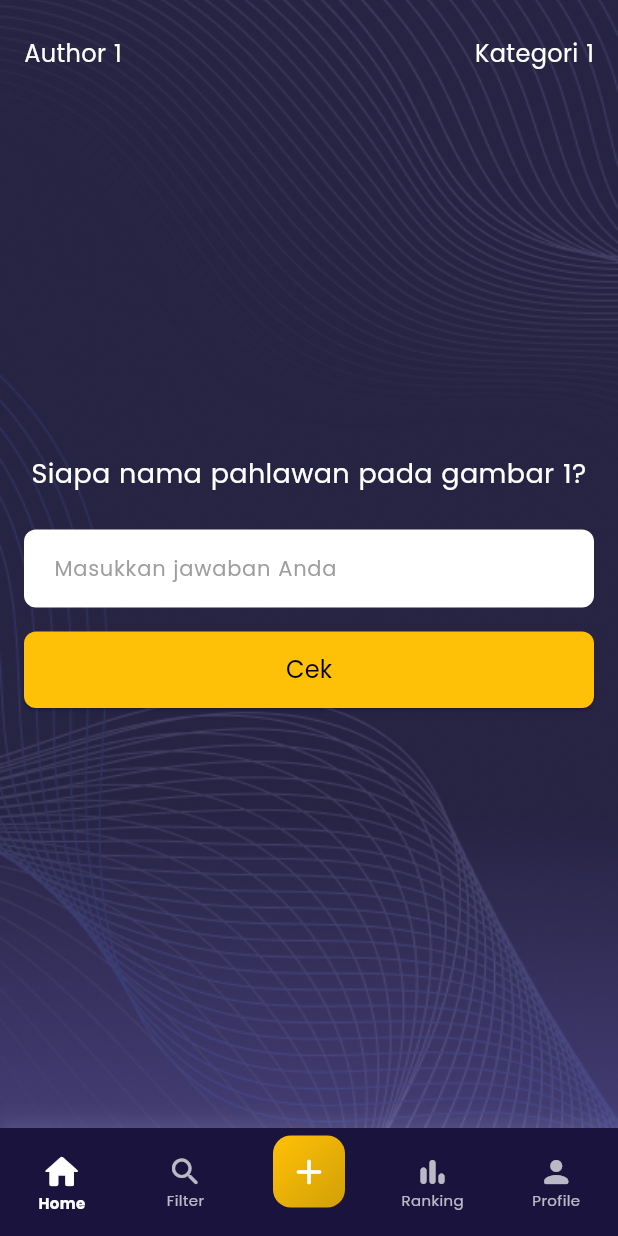
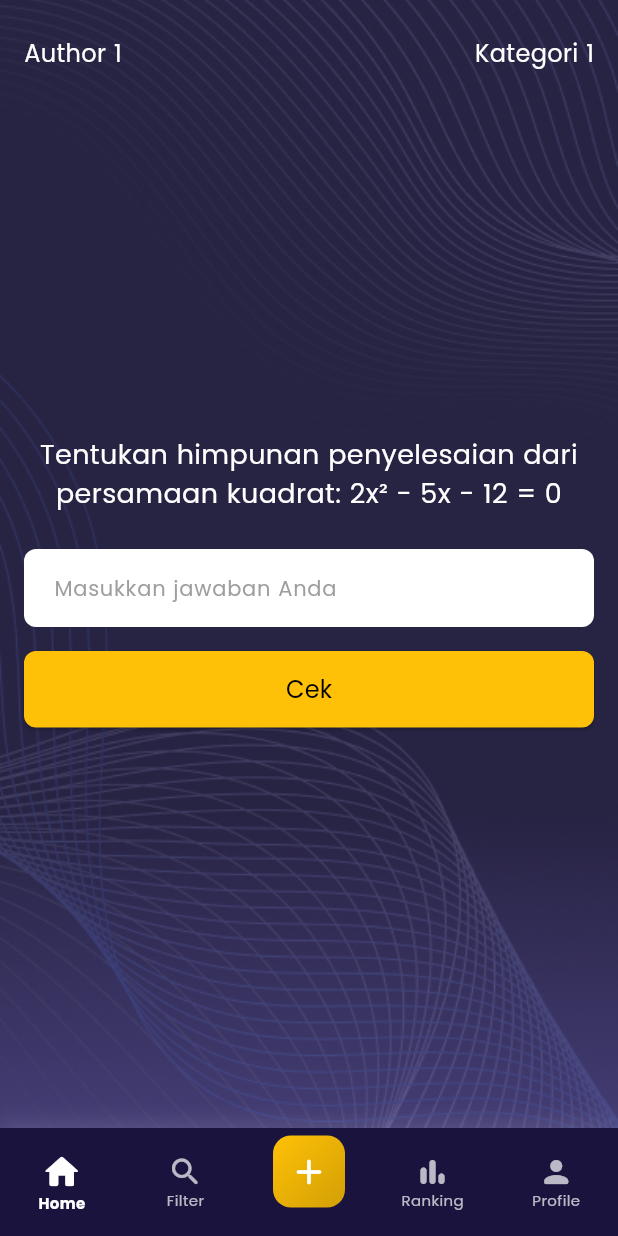
Before and after one commit to ZiaKfa/qumon-ui, a Flutter app: the Homepage screen opened directly, on a phone screen of 412 x 824 dp. Run offline on Flutter 3.47's test engine with Material 3 defaults, Android fonts, the phone set to English and light mode, and no system bars; our stand-ins replace shared_preferences; accounts and stored records are empty; network calls fail.

Commit message:
mengganti minor

```diff
--- a/lib/ui/home_page.dart
+++ b/lib/ui/home_page.dart
@@ -30,7 +30,7 @@ class _HomepageState extends State<Homepage> {
       {
         "author": "Author 1",
         "category": "Kategori 1",
-        "question": "Siapa nama pahlawan pada gambar 1?"
+        "question": "Tentukan himpunan penyelesaian dari persamaan kuadrat: 2x² - 5x - 12 = 0"
       },
       {
         "author": "Author 2",
--- a/lib/ui/peringkat_page.dart
+++ b/lib/ui/peringkat_page.dart
@@ -16,7 +16,7 @@ class PeringkatPage extends StatefulWidget {
 }
 
 class _PeringkatPageState extends State<PeringkatPage> {
-  bool isWeeklySelected = true; // default to weekly
+  bool isWeeklySelected = true;
   List<dynamic> leaderboard = [];
   List<dynamic> weeklyLeaderboard = [];
 
@@ -37,9 +37,7 @@ class _PeringkatPageState extends State<PeringkatPage> {
         body: SafeArea(
           child: Column(
             children: [
-              // Bagian atas
               _buildTop(context),
-              // Expanded untuk memberi ruang bagi konten lainnya
               Expanded(
                 child: _buildBottom(context),
               ),
```
Also changed, not shown: lib/ui/filter_kuis_page.dart (+5 -6 lines).
